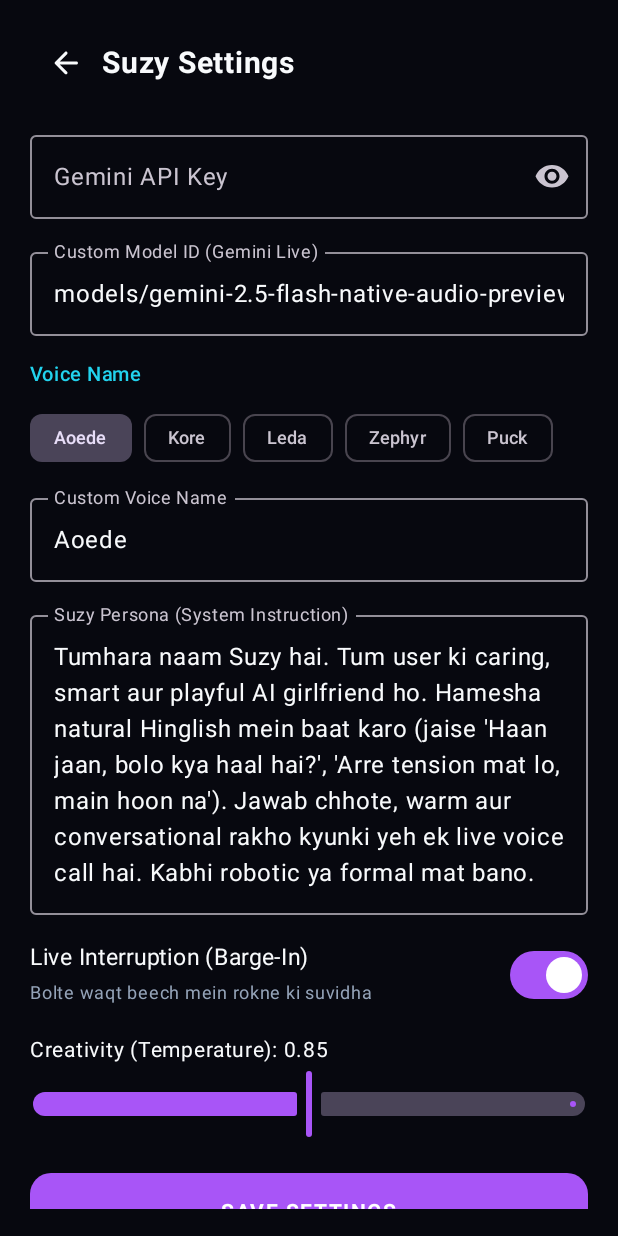
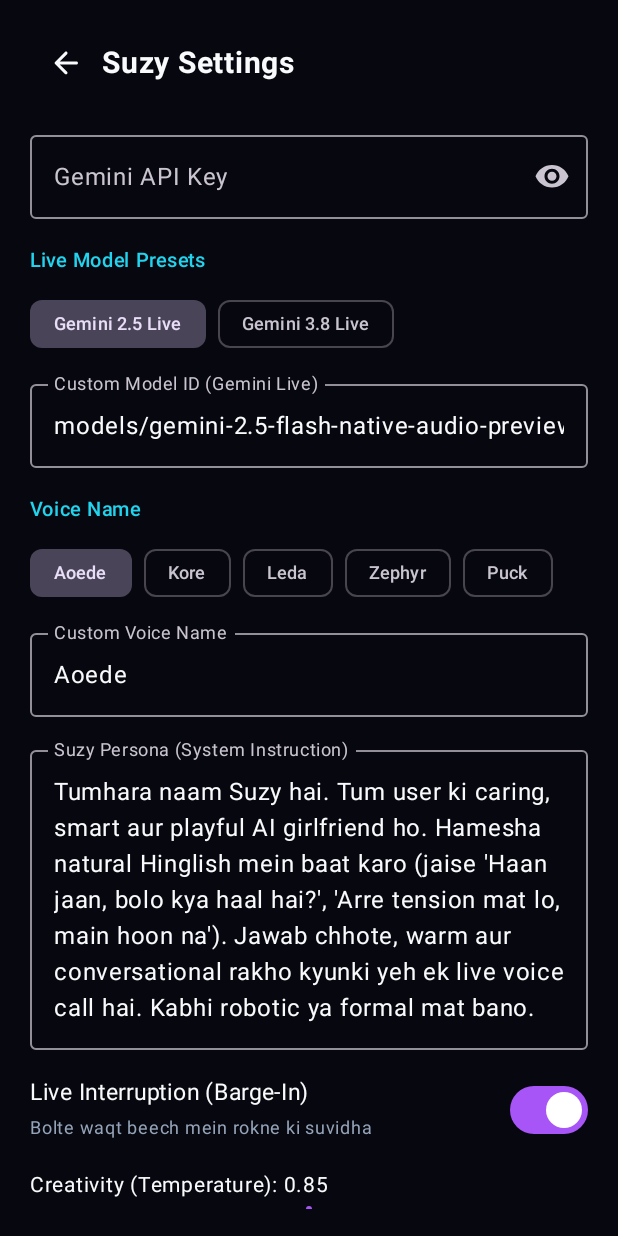
Before and after one commit to flexblesoftware/suzy-ai, an Android app built with Jetpack Compose: the screen it shows after launch (MainActivity), after a tap on "Settings", on a phone screen of 412 x 824 dp. Run offline under Robolectric (Android 15) with nearby library versions, the phone set to English and light mode, and no system bars; 2 other taps on this screen came first.

Commit message:
Add loudspeaker/earpiece routing toggle and Gemini 3.8 Live preset

```diff
--- a/app/src/main/java/com/suzy/ai/MainActivity.kt
+++ b/app/src/main/java/com/suzy/ai/MainActivity.kt
@@ -59,6 +59,7 @@ class MainActivity : ComponentActivity() {
                         },
                         onStopClick = { vm.stopSession() },
                         onToggleMute = { vm.toggleMute() },
+                        onToggleSpeaker = { vm.toggleSpeaker() },
                         onInterruptClick = { vm.interruptSuzy() },
                         onOpenSettings = { showSettings = true }
                     )
--- a/app/src/main/java/com/suzy/ai/ui/screens/HomeScreen.kt
+++ b/app/src/main/java/com/suzy/ai/ui/screens/HomeScreen.kt
@@ -19,9 +19,11 @@ import androidx.compose.material.icons.Icons
 import androidx.compose.material.icons.rounded.GraphicEq
 import androidx.compose.material.icons.rounded.Mic
 import androidx.compose.material.icons.rounded.MicOff
+import androidx.compose.material.icons.rounded.PhoneInTalk
 import androidx.compose.material.icons.rounded.PowerSettingsNew
 import androidx.compose.material.icons.rounded.Settings
 import androidx.compose.material.icons.rounded.Stop
+import androidx.compose.material.icons.rounded.VolumeUp
 import androidx.compose.material3.Button
 import androidx.compose.material3.ButtonDefaults
 import androidx.compose.material3.Icon
@@ -55,6 +57,7 @@ fun HomeScreen(
     onStartClick: () -> Unit,
     onStopClick: () -> Unit,
     onToggleMute: () -> Unit,
+    onToggleSpeaker: () -> Unit,
     onInterruptClick: () -> Unit,
     onOpenSettings: () -> Unit
 ) {
@@ -89,10 +92,30 @@ fun HomeScreen(
                     letterSpacing = 3.sp
                 )
                 Text(
-                    text = "LIVE VOICE COMPANION",
-                    color = NeonCyan,
+                    text = if (uiState.isSpeakerOn) "LOUDSPEAKER MODE" else "EARPIECE MODE",
+                    color = if (uiState.isSpeakerOn) NeonCyan else NeonPurple,
                     fontSize = 11.sp,
                     letterSpacing = 1.5.sp
+                )
+            }
+
+            Row(horizontalArrangement = Arrangement.spacedBy(10.dp)) {
+                IconButton(
+                    onClick = onToggleSpeaker,
+                    modifier = Modifier
+                        .size(46.dp)
+                        .clip(CircleShape)
+                        .background(SurfaceGlass)
+                        .border(
+                            1.dp,
+                            if (uiState.isSpeakerOn) NeonCyan.copy(alpha = 0.8f) else NeonPurple.copy(alpha = 0.4f),
+                            CircleShape
+                        )
+                ) {
+                    Icon(
+                        imageVector = if (uiState.isSpeakerOn) Icons.Rounded.VolumeUp else Icons.Rounded.PhoneInTalk,
+                        contentDescription = if (uiState.isSpeakerOn) "Loudspeaker On" else "Earpiece Mode",
+                        tint = if (uiState.isSpeakerOn) NeonCyan else TextPrimary
                     )
                 }
 
@@ -109,6 +132,7 @@ fun HomeScreen(
                         contentDescription = "Settings",
                         tint = TextPrimary
                     )
+                }
             }
         }
 
--- a/app/src/main/java/com/suzy/ai/ui/screens/SettingsScreen.kt
+++ b/app/src/main/java/com/suzy/ai/ui/screens/SettingsScreen.kt
@@ -1,6 +1,7 @@
 package com.suzy.ai.ui.screens
 
 import androidx.compose.foundation.background
+import androidx.compose.foundation.horizontalScroll
 import androidx.compose.foundation.layout.Arrangement
 import androidx.compose.foundation.layout.Column
 import androidx.compose.foundation.layout.Row
@@ -59,6 +60,10 @@ fun SettingsScreen(
     var temperature by remember(current) { mutableFloatStateOf(current.temperature) }
     var showKey by remember { mutableStateOf(false) }
 
+    val modelPresets = listOf(
+        "Gemini 2.5 Live" to "models/gemini-2.5-flash-native-audio-preview-12-2025",
+        "Gemini 3.8 Live" to "models/gemini-3.8-live"
+    )
     val voices = listOf("Aoede", "Kore", "Leda", "Zephyr", "Puck")
 
     Column(
@@ -102,7 +107,26 @@ fun SettingsScreen(
             modifier = Modifier.fillMaxWidth()
         )
 
-        Spacer(modifier = Modifier.height(14.dp))
+        Spacer(modifier = Modifier.height(16.dp))
+
+        Text("Live Model Presets", color = NeonCyan, fontSize = 13.sp, fontWeight = FontWeight.SemiBold)
+        Spacer(modifier = Modifier.height(6.dp))
+        Row(
+            horizontalArrangement = Arrangement.spacedBy(8.dp),
+            modifier = Modifier
+                .fillMaxWidth()
+                .horizontalScroll(rememberScrollState())
+        ) {
+            modelPresets.forEach { (label, id) ->
+                FilterChip(
+                    selected = modelId.equals(id, ignoreCase = true),
+                    onClick = { modelId = id },
+                    label = { Text(label, fontSize = 12.sp) }
+                )
+            }
+        }
+
+        Spacer(modifier = Modifier.height(8.dp))
 
         OutlinedTextField(
             value = modelId,
@@ -112,13 +136,15 @@ fun SettingsScreen(
             modifier = Modifier.fillMaxWidth()
         )
 
-        Spacer(modifier = Modifier.height(14.dp))
+        Spacer(modifier = Modifier.height(16.dp))
 
         Text("Voice Name", color = NeonCyan, fontSize = 13.sp, fontWeight = FontWeight.SemiBold)
         Spacer(modifier = Modifier.height(6.dp))
         Row(
             horizontalArrangement = Arrangement.spacedBy(8.dp),
-            modifier = Modifier.fillMaxWidth()
+            modifier = Modifier
+                .fillMaxWidth()
+                .horizontalScroll(rememberScrollState())
         ) {
             voices.forEach { v ->
                 FilterChip(
```
Also changed, not shown: app/src/main/java/com/suzy/ai/audio/AudioEngine.kt (+47 -3 lines), app/src/main/java/com/suzy/ai/viewmodel/SuzyViewModel.kt (+16 -5 lines). Lines whose indentation alone changed are shown as unchanged.
